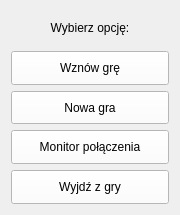
Qt form prj/QT/menu.ui (BenZdunczuk/Retro_Pong) before a commit.
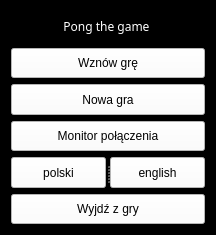
The same form after that commit. Icons and pictures are not drawn.

```diff
--- a/prj/QT/menu.ui
+++ b/prj/QT/menu.ui
@@ -6,8 +6,8 @@
    <rect>
     <x>0</x>
     <y>0</y>
-    <width>180</width>
-    <height>215</height>
+    <width>216</width>
+    <height>235</height>
    </rect>
   </property>
   <property name="sizePolicy">
@@ -19,6 +19,12 @@
   <property name="windowTitle">
    <string>Menu</string>
   </property>
+  <property name="styleSheet">
+   <string notr="true">QWidget {
+    background-color: black;
+    color: white;
+}</string>
+  </property>
   <layout class="QGridLayout" name="gridLayout">
    <item row="0" column="0">
     <layout class="QVBoxLayout" name="verticalLayout">
@@ -33,8 +39,13 @@
          <verstretch>0</verstretch>
         </sizepolicy>
        </property>
+       <property name="font">
+        <font>
+         <family>Magneto</family>
+        </font>
+       </property>
        <property name="text">
-        <string>Wybierz opcję:</string>
+        <string notr="true">Pong the game </string>
        </property>
        <property name="alignment">
         <set>Qt::AlignmentFlag::AlignCenter</set>
@@ -49,6 +60,11 @@
          <verstretch>0</verstretch>
         </sizepolicy>
        </property>
+       <property name="font">
+        <font>
+         <family>Segoe UI</family>
+        </font>
+       </property>
        <property name="styleSheet">
         <string notr="true">QWidget {
     background-color: white;
@@ -101,6 +117,85 @@
        </property>
       </widget>
      </item>
+     <item>
+      <widget class="QSplitter" name="splitter">
+       <property name="sizePolicy">
+        <sizepolicy hsizetype="Expanding" vsizetype="Expanding">
+         <horstretch>0</horstretch>
+         <verstretch>0</verstretch>
+        </sizepolicy>
+       </property>
+       <property name="orientation">
+        <enum>Qt::Orientation::Horizontal</enum>
+       </property>
+       <widget class="QPushButton" name="buttonPL">
+        <property name="enabled">
+         <bool>true</bool>
+        </property>
+        <property name="sizePolicy">
+         <sizepolicy hsizetype="Expanding" vsizetype="Expanding">
+          <horstretch>0</horstretch>
+          <verstretch>0</verstretch>
+         </sizepolicy>
+        </property>
+        <property name="styleSheet">
+         <string notr="true">QWidget {
+    background-color: white;
+    color: black;
+}</string>
+        </property>
+        <property name="text">
+         <string notr="true">polski</string>
+        </property>
+        <property name="icon">
+         <iconset resource="resources.qrc">
+          <normaloff>:/flags/flags/flagPL.png</normaloff>:/flags/flags/flagPL.png</iconset>
+        </property>
+        <property name="iconSize">
+         <size>
+          <width>64</width>
+          <height>39</height>
+         </size>
+        </property>
+        <property name="checkable">
+         <bool>false</bool>
+        </property>
+       </widget>
+       <widget class="QPushButton" name="buttonUS">
+        <property name="sizePolicy">
+         <sizepolicy hsizetype="Expanding" vsizetype="Expanding">
+          <horstretch>0</horstretch>
+          <verstretch>0</verstretch>
+         </sizepolicy>
+        </property>
+        <property name="autoFillBackground">
+         <bool>false</bool>
+        </property>
+        <property name="styleSheet">
+         <string notr="true">QWidget {
+    background-color: white;
+    color: black;
+}</string>
+        </property>
+        <property name="text">
+         <string notr="true">english</string>
+        </property>
+        <property name="icon">
+         <iconset resource="resources.qrc">
+          <normaloff>:/flags/flags/flagUSA.png</normaloff>:/flags/flags/flagUSA.png</iconset>
+        </property>
+        <property name="iconSize">
+         <size>
+          <width>66</width>
+          <height>41</height>
+         </size>
+        </property>
+        <property name="checkable">
+         <bool>true</bool>
+        </property>
+       </widget>
+      </widget>
+     </item>
      <item>
       <widget class="QPushButton" name="buttonExit">
        <property name="sizePolicy">
```
Left out of the diff: 4 changed lines with no effect on the pictures.
